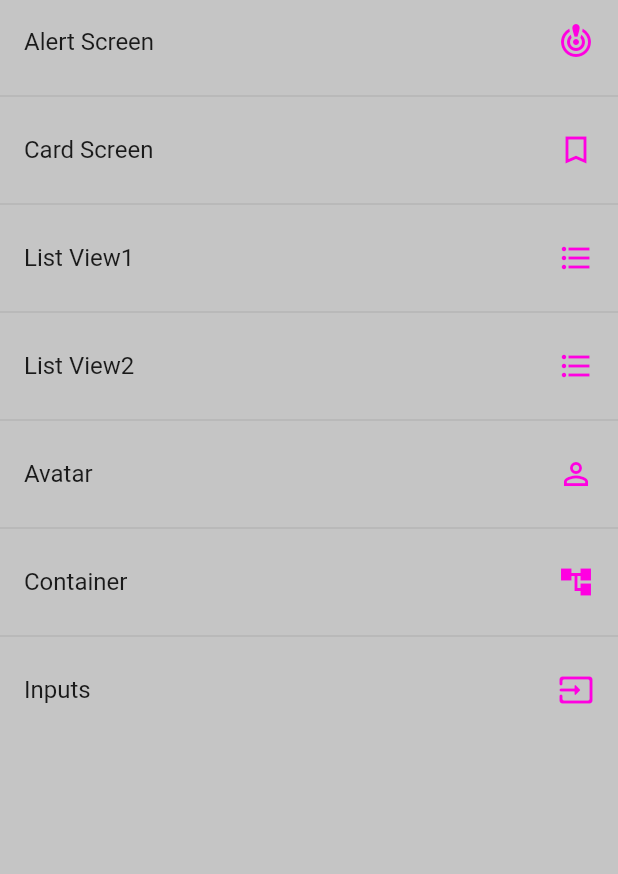
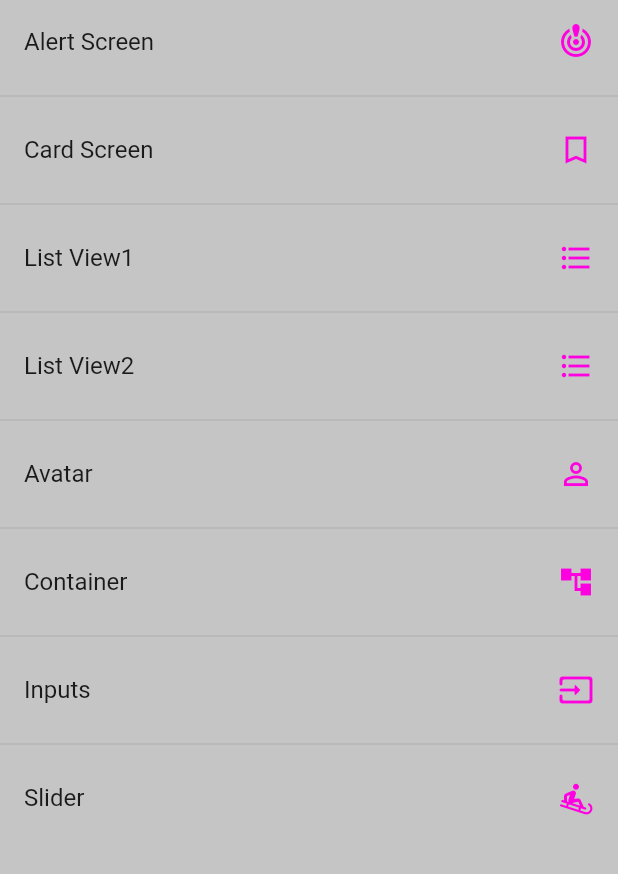
Before and after one commit to JonathanQuezada01/Flutter_componentes, a Flutter app: the screen it shows after launch, on a phone screen of 412 x 824 dp, the part 84-958 px from its top. Run offline on Flutter 3.47's test engine with Material 2 defaults, Android fonts, the phone set to English and light mode, and no system bars.

```diff
--- a/lib/routes/app_routes.dart
+++ b/lib/routes/app_routes.dart
@@ -48,6 +48,11 @@ class AppRoutes {
         name: 'Inputs',
         screen: const InputsScreen(),
         icon: Icons.input_rounded),
+    MenuOption(
+        route: 'Slider',
+        name: 'Slider',
+        screen: const SliderScreen(),
+        icon: Icons.sledding_rounded),
   ];
 
   //función que envía la lista de rutas
--- a/lib/screens/inputs_screen.dart
+++ b/lib/screens/inputs_screen.dart
@@ -8,8 +8,8 @@ class InputsScreen extends StatelessWidget {
   Widget build(BuildContext context) {
     final myFormKey = GlobalKey<
         FormState>(); //se crea key del formulario para referenciar el formulario
-    /////////////////////////////
-    //////////////////////////////
+
+    ///////////////////////////////////////////////////////////
     final Map<String, String> formValues = {
       'null': 'null',
       'first_name': 'Jonathan',
--- a/lib/screens/screens.dart
+++ b/lib/screens/screens.dart
@@ -6,3 +6,4 @@ export 'home_screen.dart';
 export 'listview1_screen.dart';
 export 'listview2_screen.dart';
 export 'package:componentes/screens/inputs_screen.dart';
+export 'package:componentes/screens/slider_screen.dart';
```
Also changed, not shown: lib/screens/slider_screen.dart (added, +50 -0 lines), assets/EMPOWERED_back_cover_art_by_AdamWar.jpg (added).
